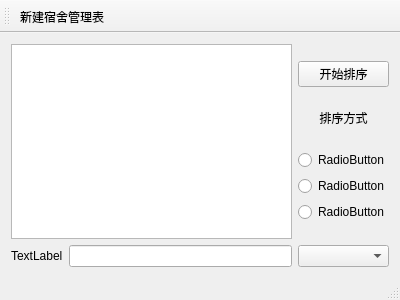
Qt form DormitoryManagementSystem/DormitoryManagementSystem/mainwindow.ui (2017IOTrepo/SummerVacationProgram) before a commit.
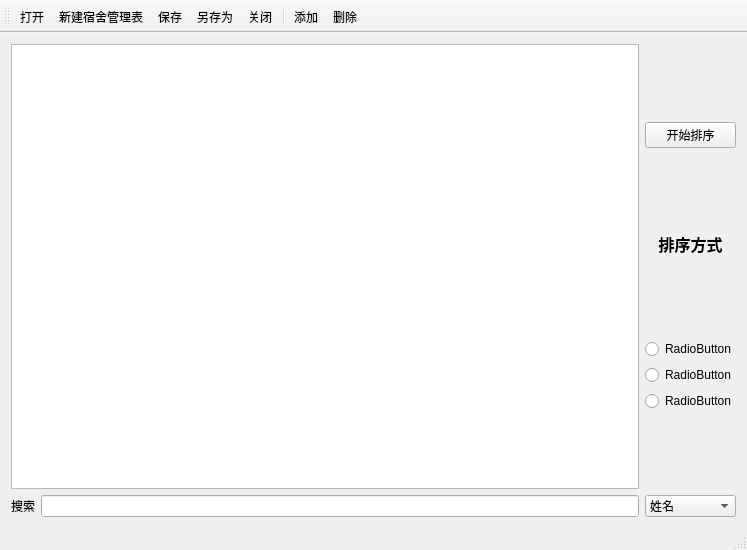
The same form after that commit. Icons and pictures are not drawn.

Commit message: 添加副布局

Patch:
```diff
--- a/DormitoryManagementSystem/DormitoryManagementSystem/mainwindow.ui
+++ b/DormitoryManagementSystem/DormitoryManagementSystem/mainwindow.ui
@@ -6,8 +6,8 @@
    <rect>
     <x>0</x>
     <y>0</y>
-    <width>400</width>
-    <height>300</height>
+    <width>747</width>
+    <height>550</height>
    </rect>
   </property>
   <property name="windowTitle">
@@ -59,7 +59,7 @@
          <enum>Qt::LeftToRight</enum>
         </property>
         <property name="text">
-         <string>排序方式</string>
+         <string>&lt;html&gt;&lt;head/&gt;&lt;body&gt;&lt;p&gt;&lt;span style=&quot; font-size:12pt; font-weight:600;&quot;&gt;排序方式&lt;/span&gt;&lt;/p&gt;&lt;/body&gt;&lt;/html&gt;</string>
         </property>
         <property name="alignment">
          <set>Qt::AlignCenter</set>
@@ -118,7 +118,7 @@
     <item row="1" column="0">
      <widget class="QLabel" name="label">
       <property name="text">
-       <string>TextLabel</string>
+       <string>搜索</string>
       </property>
      </widget>
     </item>
@@ -126,7 +126,23 @@
      <widget class="QLineEdit" name="lineEdit"/>
     </item>
     <item row="1" column="2">
-     <widget class="QComboBox" name="comboBox"/>
+     <widget class="QComboBox" name="comboBox">
+      <item>
+       <property name="text">
+        <string>姓名</string>
+       </property>
+      </item>
+      <item>
+       <property name="text">
+        <string>学号</string>
+       </property>
+      </item>
+      <item>
+       <property name="text">
+        <string>宿舍号</string>
+       </property>
+      </item>
+     </widget>
     </item>
    </layout>
   </widget>
@@ -137,7 +153,14 @@
    <attribute name="toolBarBreak">
     <bool>false</bool>
    </attribute>
+   <addaction name="pOpen"/>
    <addaction name="pNew"/>
+   <addaction name="pSave"/>
+   <addaction name="pSaveAs"/>
+   <addaction name="pClose"/>
+   <addaction name="separator"/>
+   <addaction name="pAdd"/>
+   <addaction name="pDelete"/>
   </widget>
   <widget class="QStatusBar" name="statusBar"/>
   <action name="pNew">
@@ -150,6 +173,65 @@
     <string>新建宿舍管理表</string>
    </property>
   </action>
+  <action name="pSave">
+   <property name="icon">
+    <iconset>
+     <activeon>:/actions/document-save.png</activeon>
+    </iconset>
+   </property>
+   <property name="text">
+    <string>保存</string>
+   </property>
+  </action>
+  <action name="pSaveAs">
+   <property name="icon">
+    <iconset>
+     <activeon>:/actions/filesaveas.png</activeon>
+    </iconset>
+   </property>
+   <property name="text">
+    <string>另存为</string>
+   </property>
+  </action>
+  <action name="pClose">
+   <property name="icon">
+    <iconset>
+     <activeon>:/actions/gtk-close.png</activeon>
+    </iconset>
+   </property>
+   <property name="text">
+    <string>关闭</string>
+   </property>
+  </action>
+  <action name="pAdd">
+   <property name="icon">
+    <iconset resource="icon.qrc">
+     <normaloff>:/actions/add.png</normaloff>:/actions/add.png</iconset>
+   </property>
+   <property name="text">
+    <string>添加</string>
+   </property>
+  </action>
+  <action name="pDelete">
+   <property name="icon">
+    <iconset>
+     <activeon>:/actions/edit-delete.png</activeon>
+    </iconset>
+   </property>
+   <property name="text">
+    <string>删除</string>
+   </property>
+  </action>
+  <action name="pOpen">
+   <property name="icon">
+    <iconset>
+     <activeon>:/actions/document-open.png</activeon>
+    </iconset>
+   </property>
+   <property name="text">
+    <string>打开</string>
+   </property>
+  </action>
  </widget>
  <layoutdefault spacing="6" margin="11"/>
  <resources/>
```
Left out of the diff: 4 changed lines with no effect on the pictures. The commit also changes 31 other files.
